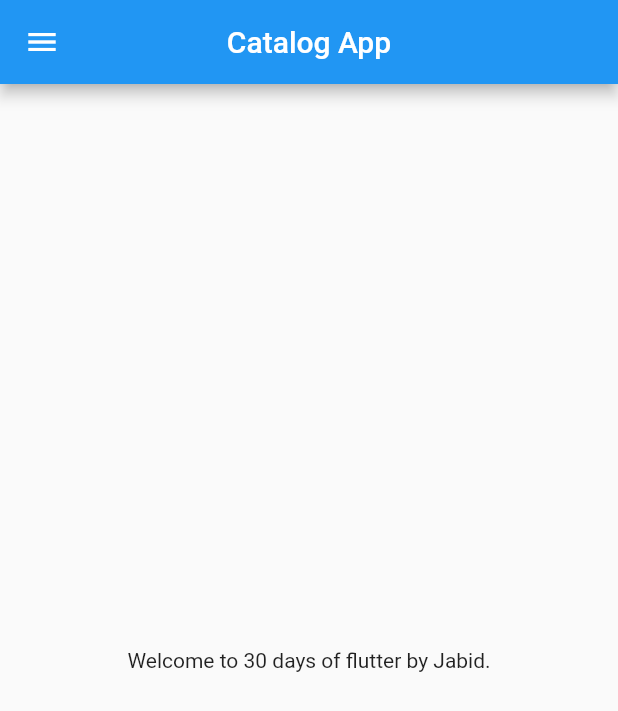
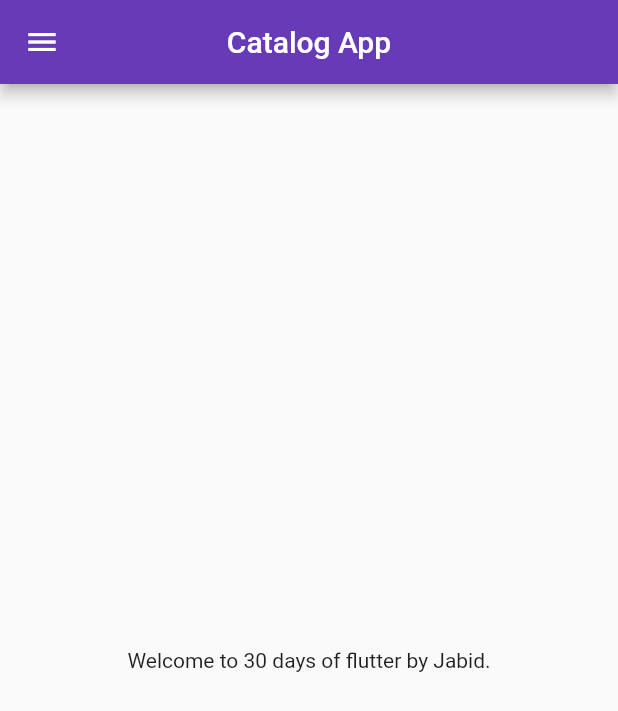
Before and after one commit to Jabidgithub/30_days_of_flutter_again, a Flutter app: the screen it shows after launch, on a phone screen of 412 x 824 dp. Shown: the top 711 px of the screen. Run offline on Flutter 3.47's test engine with Material 2 defaults, Android fonts, the phone set to English and light mode, and no system bars.

Commit message:
Day 3 Completed

```diff
--- a/lib/main.dart
+++ b/lib/main.dart
@@ -1,5 +1,6 @@
 import 'package:flutter/material.dart';
-import 'package:flutter_application_1/home_page.dart';
+import 'package:flutter_application_1/pages/home_page.dart';
+import 'package:flutter_application_1/pages/loginpage.dart';
 
 void main(List<String> args) {
   runApp(MyApp());
@@ -8,10 +9,20 @@ void main(List<String> args) {
 class MyApp extends StatelessWidget {
   @override
   Widget build(BuildContext context) {
-
-
     return MaterialApp(
-      home: HomePage(),
+      themeMode: ThemeMode.light,
+      theme: ThemeData(
+        primarySwatch: Colors.deepPurple,
+      ),
+      darkTheme: ThemeData(
+        brightness: Brightness.dark,
+      ),
+      initialRoute: "/home",
+      routes: {
+        "/": (context) => LoginPage(),
+        "/home": (context) => HomePage(),
+        "/login": (context) => LoginPage(),
+      },
     );
   }
 }
```
Also changed, not shown: lib/pages/loginpage.dart (added, +22 -0 lines), lib/pages/home_page.dart (renamed from lib/home_page.dart).
